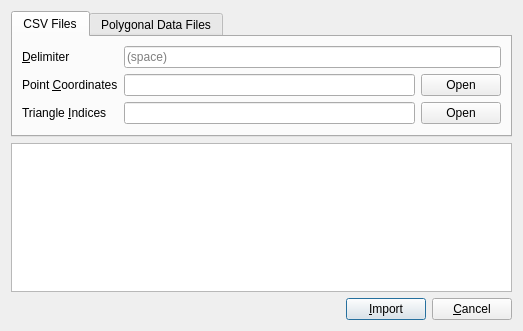
Above: gui/io/DataImporterWidget.ui from kateyy/geohazardvis before the change. Below: the same form after it.
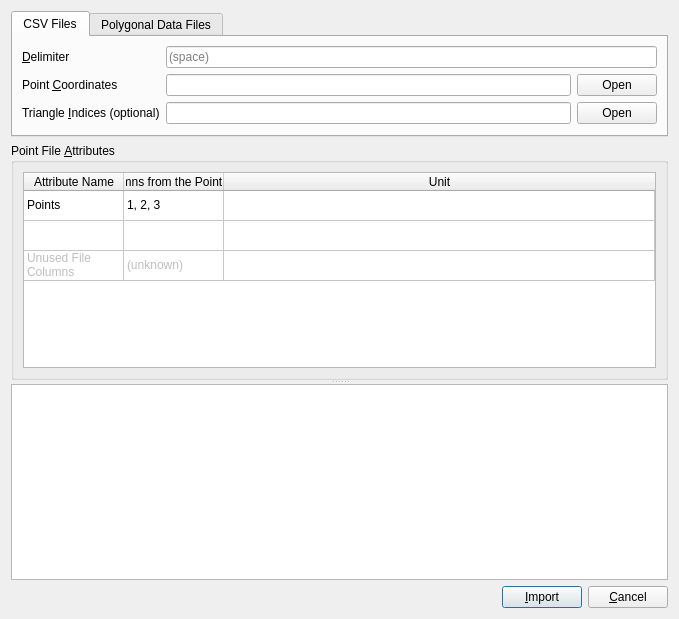
That is the form after the change.

Commit message: Extend DataImporterWidget for point clouds, support importing arbitrary point attribute arrays

The edit to the form file:
```diff
--- a/gui/io/DataImporterWidget.ui
+++ b/gui/io/DataImporterWidget.ui
@@ -6,15 +6,15 @@
    <rect>
     <x>0</x>
     <y>0</y>
-    <width>523</width>
-    <height>331</height>
+    <width>679</width>
+    <height>619</height>
    </rect>
   </property>
   <property name="windowTitle">
    <string>Data Importer</string>
   </property>
-  <layout class="QGridLayout" name="gridLayout">
-   <item row="0" column="0">
+  <layout class="QVBoxLayout" name="verticalLayout">
+   <item>
     <widget class="QTabWidget" name="tabWidget">
      <property name="sizePolicy">
       <sizepolicy hsizetype="Expanding" vsizetype="Preferred">
@@ -101,7 +101,7 @@
        <item row="2" column="0">
         <widget class="QLabel" name="label_2">
          <property name="text">
-          <string>Triangle &amp;Indices</string>
+          <string>Triangle &amp;Indices (optional)</string>
          </property>
          <property name="buddy">
           <cstring>indicesFileEdit</cstring>
@@ -193,7 +193,96 @@
      </widget>
     </widget>
    </item>
-   <item row="1" column="0">
+   <item>
+    <widget class="QSplitter" name="splitter">
+     <property name="orientation">
+      <enum>Qt::Vertical</enum>
+     </property>
+     <property name="childrenCollapsible">
+      <bool>false</bool>
+     </property>
+     <widget class="QGroupBox" name="pointAttributesGroupBox">
+      <property name="title">
+       <string>Point File &amp;Attributes</string>
+      </property>
+      <layout class="QGridLayout" name="gridLayout">
+       <item row="0" column="0">
+        <widget class="QTableWidget" name="pointAttributesTable">
+         <property name="editTriggers">
+          <set>QAbstractItemView::AllEditTriggers</set>
+         </property>
+         <property name="alternatingRowColors">
+          <bool>false</bool>
+         </property>
+         <attribute name="horizontalHeaderHighlightSections">
+          <bool>false</bool>
+         </attribute>
+         <attribute name="horizontalHeaderStretchLastSection">
+          <bool>true</bool>
+         </attribute>
+         <attribute name="verticalHeaderVisible">
+          <bool>false</bool>
+         </attribute>
+         <row>
+          <property name="text">
+           <string/>
+          </property>
+         </row>
+         <row>
+          <property name="text">
+           <string/>
+          </property>
+         </row>
+         <row>
+          <property name="text">
+           <string/>
+          </property>
+         </row>
+         <column>
+          <property name="text">
+           <string>Attribute Name</string>
+          </property>
+         </column>
+         <column>
+          <property name="text">
+           <string>Columns from the Points File</string>
+          </property>
+         </column>
+         <column>
+          <property name="text">
+           <string>Unit</string>
+          </property>
+         </column>
+         <item row="0" column="0">
+          <property name="text">
+           <string>Points</string>
+          </property>
+         </item>
+         <item row="0" column="1">
+          <property name="text">
+           <string>1, 2, 3</string>
+          </property>
+         </item>
+         <item row="2" column="0">
+          <property name="text">
+           <string>Unused File Columns</string>
+          </property>
+          <property name="flags">
+           <set>ItemIsSelectable|ItemIsDragEnabled|ItemIsUserCheckable</set>
+          </property>
+         </item>
+         <item row="2" column="1">
+          <property name="text">
+           <string>(unknown)</string>
+          </property>
+          <property name="flags">
+           <set>ItemIsSelectable|ItemIsDragEnabled|ItemIsUserCheckable</set>
+          </property>
+         </item>
+        </widget>
+       </item>
+      </layout>
+     </widget>
     <widget class="QTableWidget" name="summaryTable">
      <property name="editTriggers">
       <set>QAbstractItemView::NoEditTriggers</set>
@@ -216,8 +305,9 @@
      <column/>
      <column/>
     </widget>
+    </widget>
    </item>
-   <item row="2" column="0">
+   <item>
     <widget class="QWidget" name="widget" native="true">
      <layout class="QHBoxLayout" name="horizontalLayout">
       <property name="leftMargin">
```
Lines whose indentation alone changed are shown as unchanged. The commit also changes 6 other files.
